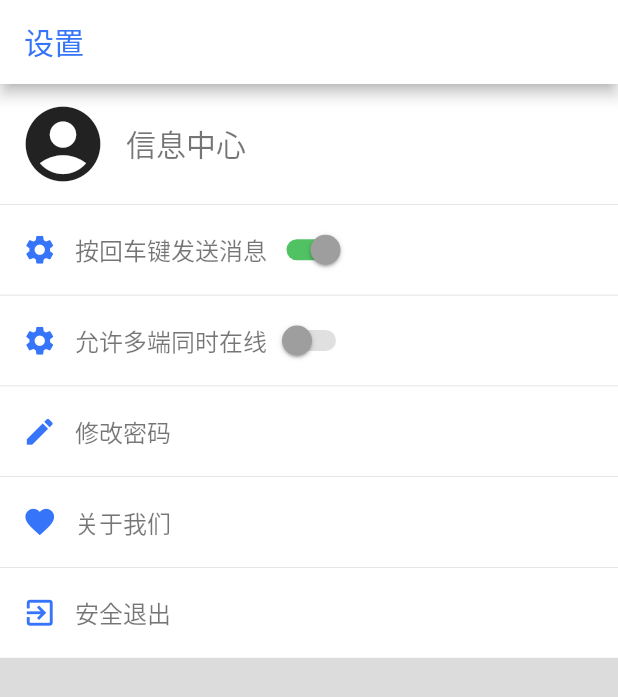
After one commit to Reteyery/dfchat, a Flutter app: the FragmentMineDart screen opened directly, on a phone screen of 412 x 824 dp. The commit adds this screen. Shown: the top 697 px of the screen. Run offline on Flutter 3.47's test engine with Material 2 defaults, Android fonts, the phone set to English and light mode, and no system bars; our stand-ins replace google_fonts.

Commit message:
Add FragmentMineDart

```diff
--- a/lib/navi/home.dart
+++ b/lib/navi/home.dart
@@ -1,5 +1,7 @@
 import 'package:dfchat/navi/mine.dart';
 import 'package:dfchat/util/const.dart';
+import 'package:dfchat/widget/fragmentMine.dart';
+import 'package:dfchat/widget/fragmentMusic.dart';
 import 'package:dfchat/widget/fragmentWidget.dart';
 import 'package:flutter/material.dart';
 import 'package:flutter/widgets.dart';
@@ -18,10 +20,10 @@ class HomeDart extends StatefulWidget {
 class _MyHomePageState extends State<HomeDart> {
   int _currentIndex = 0;
   final List<Widget> _children = [
-    FragmentWidget(Colors.white),
+    FragmentWidget(Const.C_MAIN),
     FragmentWidget(Const.C_GREEN),
     FragmentWidget(Colors.deepOrange),
-    FragmentWidget(Colors.pink),
+    FragmentMineDart(),
   ];
 
   @override
--- /dev/null
+++ b/lib/widget/fragmentMine.dart
@@ -0,0 +1,186 @@
+import 'package:dfchat/util/const.dart';
+import 'package:flutter/material.dart';
+
+class FragmentMineDart extends StatefulWidget{
+
+  @override
+  _MineState createState() => _MineState();
+
+}
+
+class _MineState extends State<FragmentMineDart>{
+  @override
+  Widget build(BuildContext context) {
+    return Scaffold(
+      appBar: AppBar(
+        automaticallyImplyLeading: false, //隐藏返回按钮
+        title: Text("设置",
+          style: TextStyle(
+            color: Const.C_MAIN,
+//            fontWeight: FontWeight.bold,
+          ),),
+        backgroundColor: Colors.white,
+      ),
+      body: Container(
+        height: MediaQuery
+            .of(context)
+            .size
+            .height,
+        width: MediaQuery
+            .of(context)
+            .size
+            .width,
+        color: Colors.black12,
+        child: Column(
+          children: <Widget>[
+            new Container(
+              height: 80,
+              color: Colors.white,
+              padding: EdgeInsets.only(left: 12),
+              child: new Row(
+                children: <Widget>[
+                  new Icon(Icons.account_circle,
+                    size: 60,
+                  ),
+                  Padding(padding: EdgeInsets.only(left: 12)),
+                  new Text("信息中心",
+                    style: TextStyle(
+                      fontSize: 20,
+                      color: Colors.black54,
+                    ),)
+                ],
+              ),
+            ),
+            new Container(
+                height: 60,
+                width: MediaQuery
+                    .of(context)
+                    .size
+                    .width,
+                color: Colors.white,
+                margin: EdgeInsets.only(top: 0.5),
+                padding: EdgeInsets.only(left: 15),
+                alignment: Alignment.centerLeft,
+                child: new Row(
+                  children: <Widget>[
+                    new Icon(Icons.settings, size: 23, color: Const.C_MAIN),
+                    Padding(padding: EdgeInsets.only(left: 12)),
+                    new Text("按回车键发送消息",
+                      textAlign: TextAlign.start,
+                      style: TextStyle(
+                        fontSize: 16,
+                        color: Colors.black54,
+                      ),),
+                    new Switch(value: true,
+                        onChanged: null,
+                        inactiveThumbColor: Colors.grey,
+                        activeColor: Const.C_MAIN,
+                        activeTrackColor: Const.C_GREEN
+                    )
+                  ],
+                )
+            ),
+            new Container(
+                height: 60,
+                width: MediaQuery
+                    .of(context)
+                    .size
+                    .width,
+                color: Colors.white,
+                margin: EdgeInsets.only(top: 0.5),
+                padding: EdgeInsets.only(left: 15),
+                alignment: Alignment.centerLeft,
+                child: new Row(
+                  children: <Widget>[
+                    new Icon(Icons.settings, size: 23, color: Const.C_MAIN),
+                    Padding(padding: EdgeInsets.only(left: 12)),
+                    new Text("允许多端同时在线",
+                      textAlign: TextAlign.start,
+                      style: TextStyle(
+                        fontSize: 16,
+                        color: Colors.black54,
+                      ),),
+                    new Switch(value: false,
+                        onChanged: null,
+                        inactiveThumbColor: Colors.grey,
+                        activeColor: Const.C_MAIN,
+                        activeTrackColor: Const.C_GREEN
+                    )
+                  ],
+                )
+            ),
+            new Container(
+                height: 60,
+                width: MediaQuery
+                    .of(context)
+                    .size
+                    .width,
+                color: Colors.white,
+                margin: EdgeInsets.only(top: 0.5),
+                padding: EdgeInsets.only(left: 15),
+                alignment: Alignment.centerLeft,
+                child: new Row(
+                  children: <Widget>[
+                    new Icon(Icons.mode_edit, size: 23, color: Const.C_MAIN),
+                    Padding(padding: EdgeInsets.only(left: 12)),
+                    new Text("修改密码",
+                      textAlign: TextAlign.start,
+                      style: TextStyle(
+                        fontSize: 16,
+                        color: Colors.black54,
+                      ),),
+                  ],
+                )
+            ),
+            new Container(
+                height: 60,
+                width: MediaQuery
+                    .of(context)
+                    .size
+                    .width,
+                color: Colors.white,
+                margin: EdgeInsets.only(top: 0.5),
+                padding: EdgeInsets.only(left: 15),
+                alignment: Alignment.centerLeft,
+                child: new Row(
+                  children: <Widget>[
+                    new Icon(Icons.favorite, size: 23, color: Const.C_MAIN),
+                    Padding(padding: EdgeInsets.only(left: 12)),
+                    new Text("关于我们",
+                      textAlign: TextAlign.start,
+                      style: TextStyle(
+                        fontSize: 16,
+                        color: Colors.black54,
+                      ),),
+                  ],
+                )
+            ),
+            new Container(
+                height: 60,
+                width: MediaQuery
+                    .of(context)
+                    .size
+                    .width,
+                color: Colors.white,
+                margin: EdgeInsets.only(top: 0.5),
+                padding: EdgeInsets.only(left: 15),
+                alignment: Alignment.centerLeft,
+                child: new Row(
+                  children: <Widget>[
+                    new Icon(Icons.exit_to_app, size: 23, color: Const.C_MAIN),
+                    Padding(padding: EdgeInsets.only(left: 12)),
+                    new Text("安全退出",
+                      textAlign: TextAlign.start,
+                      style: TextStyle(
+                        fontSize: 16,
+                        color: Colors.black54,
+                      ),),
+                  ],
+                )
+            ),
+          ],
+        ),
+      ),
+    );
+  }
+}
--- /dev/null
+++ b/lib/widget/fragmentMusic.dart
@@ -0,0 +1,15 @@
+import 'package:flutter/material.dart';
+
+class FragmentMsgDart extends StatefulWidget{
+
+  @override
+  _MsgState createState() => _MsgState();
+}
+
+class _MsgState extends State<FragmentMsgDart>{
+  @override
+  Widget build(BuildContext context) {
+    return null;
+  }
+
+}
```
